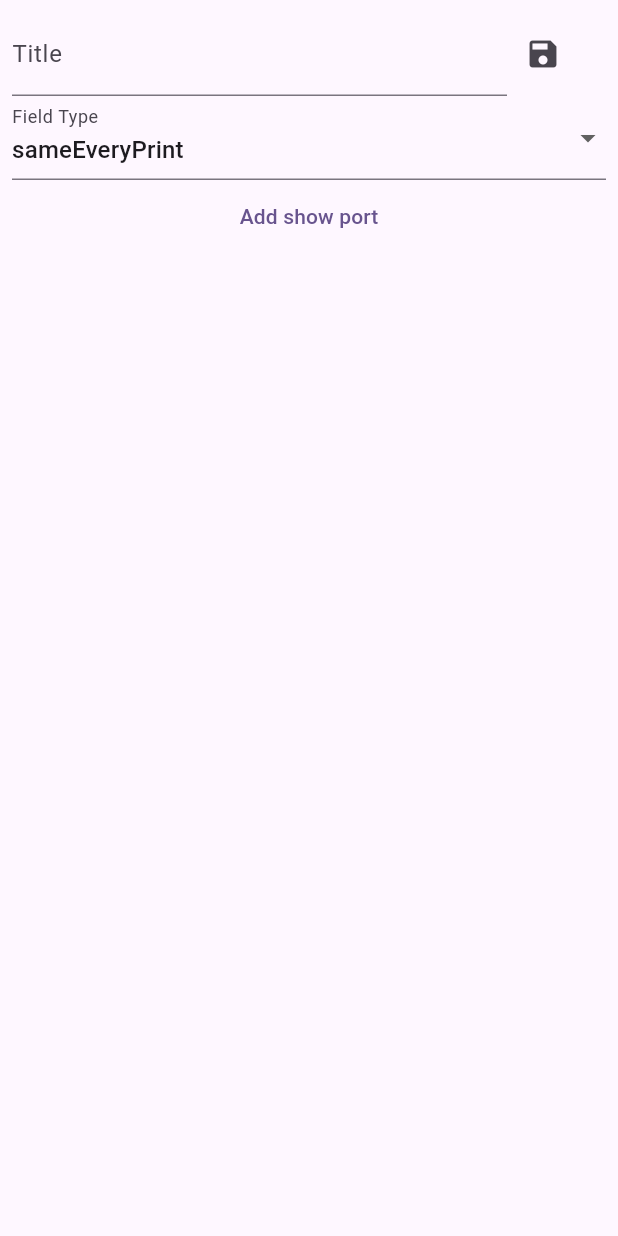
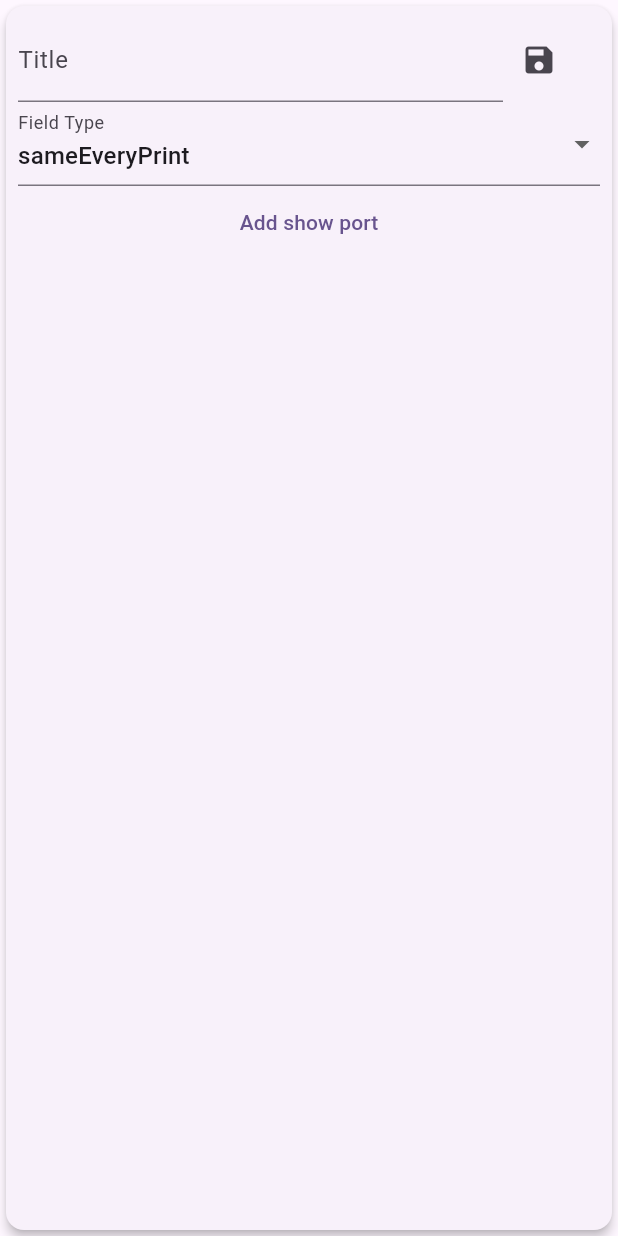
Before and after one commit to lavruh/fast_form_filler, a Flutter app: the FieldEditor widget shown alone on an empty page, opened directly with empty values, on a phone screen of 412 x 824 dp. Run offline on Flutter 3.47's test engine with Material 3 defaults, Android fonts, the phone set to English and light mode, and no system bars; our stand-ins replace file_picker, get, printing; missing offline and left inert: syncfusion_flutter_pdf, syncfusion_flutter_pdfviewer.

Commit message:
ui improvements

```diff
--- a/lib/domain/show_port.dart
+++ b/lib/domain/show_port.dart
@@ -16,10 +16,9 @@ class ShowPort {
     return '\nShowPort{id: $id, page: $page, position: $position}\n';
   }
 
-  ShowPort.empty()
-      : id = DateTime.now().millisecondsSinceEpoch.toString(),
-        page = 0,
-        position = const Rect.fromLTWH(00, 00, 200, 25);
+  ShowPort.empty({required this.id})
+      : page = 0,
+        position = const Rect.fromLTWH(00, 00, 800, 200);
 
   ShowPort copyWith({
     String? id,
--- a/lib/ui/field_editor.dart
+++ b/lib/ui/field_editor.dart
@@ -26,7 +26,9 @@ class FieldEditorState extends State<FieldEditor> {
   Widget build(BuildContext context) {
     final state = Get.find<FieldsController>();
 
-    return Padding(
+    return Card(
+      elevation: 3,
+      child: Padding(
         padding: const EdgeInsets.all(8.0),
         child: Flex(direction: Axis.vertical, children: [
           Flexible(
@@ -73,7 +75,8 @@ class FieldEditorState extends State<FieldEditor> {
                       final page = state.openedPage;
                       state.openEditor(widget.field.copyWith(showPorts: [
                         ...showPortsList,
-                      ShowPort.empty().copyWith(page: page)
+                        ShowPort.empty(id: showPortsList.length.toString())
+                            .copyWith(page: page)
                       ]));
                     },
                     child: const Text("Add show port")),
@@ -91,6 +94,7 @@ class FieldEditorState extends State<FieldEditor> {
             ),
           ),
         ]),
+      ),
     );
   }
 }
--- a/pubspec.yaml
+++ b/pubspec.yaml
@@ -2,7 +2,7 @@ name: fast_form_filler
 description: "A new Flutter project."
 publish_to: 'none' # Remove this line if you wish to publish to pub.dev
 
-version: 0.0.7+1
+version: 0.0.8+1
 
 environment:
   sdk: '>=3.2.4 <4.0.0'
```
Also changed, not shown: lib/ui/field_data_form.dart (+6 -12 lines), lib/ui/fields_data.dart (+8 -2 lines), lib/ui/fields_menu.dart (+10 -4 lines), lib/ui/showport_editor.dart (+26 -20 lines). Lines whose indentation alone changed are shown as unchanged.
